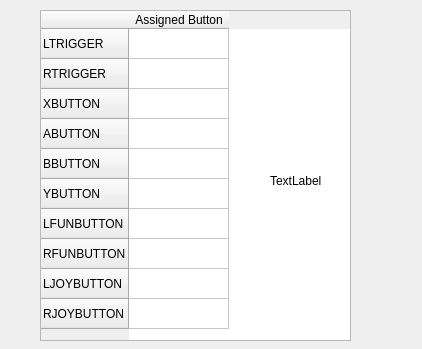
Qt form CustomConfiguration.ui (renair/GamepadDriver) before a commit.
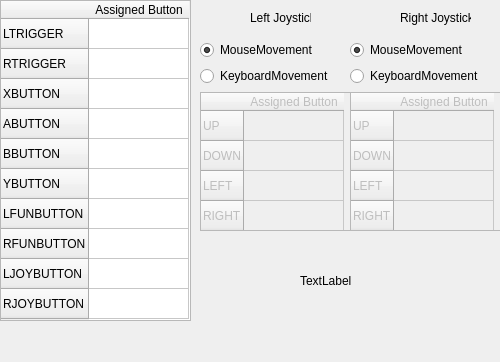
The same form after that commit.

Commit message: Added joystick confiq widgets

The edit to the form file:
```diff
--- a/CustomConfiguration.ui
+++ b/CustomConfiguration.ui
@@ -6,8 +6,8 @@
    <rect>
     <x>0</x>
     <y>0</y>
-    <width>422</width>
-    <height>349</height>
+    <width>500</width>
+    <height>362</height>
    </rect>
   </property>
   <property name="windowTitle">
@@ -16,10 +16,10 @@
   <widget class="QTableWidget" name="buttonTable">
    <property name="geometry">
     <rect>
-     <x>40</x>
-     <y>10</y>
-     <width>311</width>
-     <height>331</height>
+     <x>0</x>
+     <y>0</y>
+     <width>191</width>
+     <height>321</height>
     </rect>
    </property>
    <property name="focusPolicy">
@@ -28,6 +28,9 @@
    <property name="locale">
     <locale language="English" country="UnitedStates"/>
    </property>
+   <property name="verticalScrollBarPolicy">
+    <enum>Qt::ScrollBarAlwaysOff</enum>
+   </property>
    <property name="selectionMode">
     <enum>QAbstractItemView::NoSelection</enum>
    </property>
@@ -149,8 +152,8 @@
   <widget class="QLabel" name="testLabel">
    <property name="geometry">
     <rect>
-     <x>270</x>
-     <y>160</y>
+     <x>300</x>
+     <y>260</y>
      <width>81</width>
      <height>41</height>
     </rect>
@@ -159,6 +162,230 @@
     <string>TextLabel</string>
    </property>
   </widget>
+  <widget class="QLabel" name="leftJoyLabel">
+   <property name="geometry">
+    <rect>
+     <x>250</x>
+     <y>10</y>
+     <width>61</width>
+     <height>16</height>
+    </rect>
+   </property>
+   <property name="text">
+    <string>Left Joystick</string>
+   </property>
+  </widget>
+  <widget class="QWidget" name="verticalLayoutWidget">
+   <property name="geometry">
+    <rect>
+     <x>200</x>
+     <y>40</y>
+     <width>151</width>
+     <height>191</height>
+    </rect>
+   </property>
+   <layout class="QVBoxLayout" name="leftJoyLayout">
+    <item>
+     <widget class="QRadioButton" name="isLeftMouseControl">
+      <property name="text">
+       <string>MouseMovement</string>
+      </property>
+      <property name="checked">
+       <bool>true</bool>
+      </property>
+     </widget>
+    </item>
+    <item>
+     <widget class="QRadioButton" name="isLeftKeyboardControl">
+      <property name="text">
+       <string>KeyboardMovement</string>
+      </property>
+     </widget>
+    </item>
+    <item>
+     <widget class="QTableWidget" name="leftButtonTable">
+      <property name="enabled">
+       <bool>false</bool>
+      </property>
+      <property name="focusPolicy">
+       <enum>Qt::NoFocus</enum>
+      </property>
+      <property name="verticalScrollBarPolicy">
+       <enum>Qt::ScrollBarAlwaysOff</enum>
+      </property>
+      <property name="tabKeyNavigation">
+       <bool>false</bool>
+      </property>
+      <property name="selectionMode">
+       <enum>QAbstractItemView::NoSelection</enum>
+      </property>
+      <property name="wordWrap">
+       <bool>true</bool>
+      </property>
+      <row>
+       <property name="text">
+        <string>UP</string>
+       </property>
+      </row>
+      <row>
+       <property name="text">
+        <string>DOWN</string>
+       </property>
+      </row>
+      <row>
+       <property name="text">
+        <string>LEFT</string>
+       </property>
+      </row>
+      <row>
+       <property name="text">
+        <string>RIGHT</string>
+       </property>
+      </row>
+      <column>
+       <property name="text">
+        <string>Assigned Button</string>
+       </property>
+      </column>
+      <item row="0" column="0">
+       <property name="text">
+        <string/>
+       </property>
+       <property name="flags">
+        <set>ItemIsEnabled</set>
+       </property>
+      </item>
+      <item row="1" column="0">
+       <property name="flags">
+        <set>ItemIsEnabled</set>
+       </property>
+      </item>
+      <item row="2" column="0">
+       <property name="flags">
+        <set>ItemIsEnabled</set>
+       </property>
+      </item>
+      <item row="3" column="0">
+       <property name="flags">
+        <set>ItemIsEnabled</set>
+       </property>
+      </item>
+     </widget>
+    </item>
+   </layout>
+  </widget>
+  <widget class="QWidget" name="verticalLayoutWidget_2">
+   <property name="geometry">
+    <rect>
+     <x>350</x>
+     <y>40</y>
+     <width>151</width>
+     <height>191</height>
+    </rect>
+   </property>
+   <layout class="QVBoxLayout" name="rightJoyLayout">
+    <item>
+     <widget class="QRadioButton" name="isRightMouseControl">
+      <property name="text">
+       <string>MouseMovement</string>
+      </property>
+      <property name="checked">
+       <bool>true</bool>
+      </property>
+     </widget>
+    </item>
+    <item>
+     <widget class="QRadioButton" name="isRightKeyboardControl">
+      <property name="text">
+       <string>KeyboardMovement</string>
+      </property>
+     </widget>
+    </item>
+    <item>
+     <widget class="QTableWidget" name="rightButtonTable">
+      <property name="enabled">
+       <bool>false</bool>
+      </property>
+      <property name="focusPolicy">
+       <enum>Qt::NoFocus</enum>
+      </property>
+      <property name="verticalScrollBarPolicy">
+       <enum>Qt::ScrollBarAlwaysOff</enum>
+      </property>
+      <property name="tabKeyNavigation">
+       <bool>false</bool>
+      </property>
+      <property name="selectionMode">
+       <enum>QAbstractItemView::NoSelection</enum>
+      </property>
+      <property name="wordWrap">
+       <bool>true</bool>
+      </property>
+      <row>
+       <property name="text">
+        <string>UP</string>
+       </property>
+      </row>
+      <row>
+       <property name="text">
+        <string>DOWN</string>
+       </property>
+      </row>
+      <row>
+       <property name="text">
+        <string>LEFT</string>
+       </property>
+      </row>
+      <row>
+       <property name="text">
+        <string>RIGHT</string>
+       </property>
+      </row>
+      <column>
+       <property name="text">
+        <string>Assigned Button</string>
+       </property>
+      </column>
+      <item row="0" column="0">
+       <property name="text">
+        <string/>
+       </property>
+       <property name="flags">
+        <set>ItemIsEnabled</set>
+       </property>
+      </item>
+      <item row="1" column="0">
+       <property name="flags">
+        <set>ItemIsEnabled</set>
+       </property>
+      </item>
+      <item row="2" column="0">
+       <property name="flags">
+        <set>ItemIsEnabled</set>
+       </property>
+      </item>
+      <item row="3" column="0">
+       <property name="flags">
+        <set>ItemIsEnabled</set>
+       </property>
+      </item>
+     </widget>
+    </item>
+   </layout>
+  </widget>
+  <widget class="QLabel" name="rightJoyLabel">
+   <property name="geometry">
+    <rect>
+     <x>400</x>
+     <y>10</y>
+     <width>71</width>
+     <height>16</height>
+    </rect>
+   </property>
+   <property name="text">
+    <string>Right Joystick</string>
+   </property>
+  </widget>
  </widget>
  <resources/>
  <connections/>
```
The commit also changes 2 other files.
